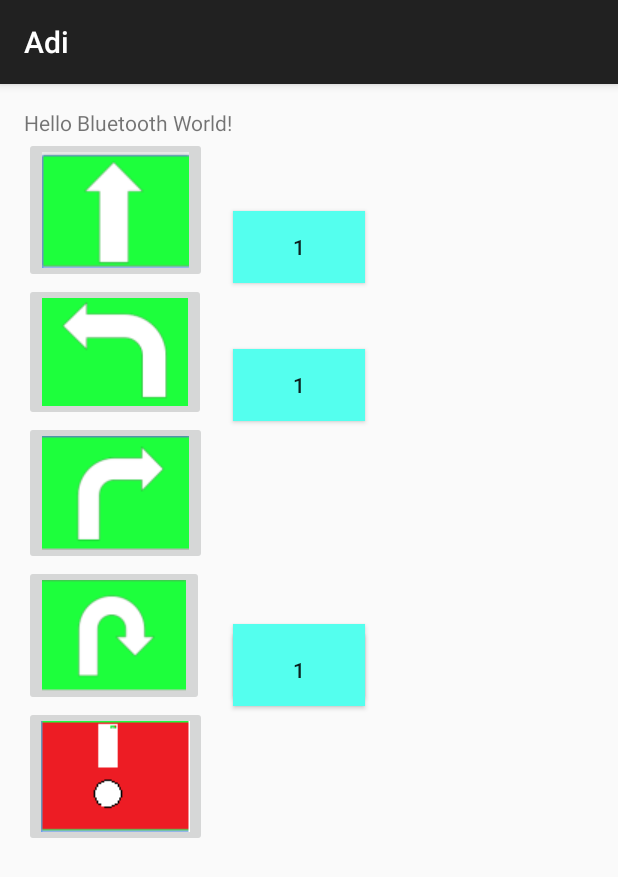
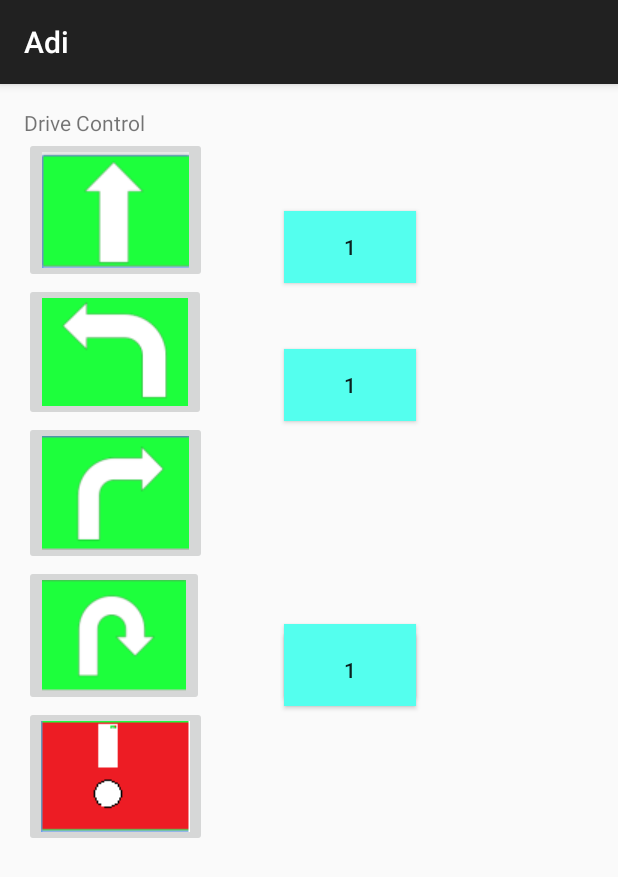
Before and after one commit to amitnjha/Adi, an Android app: the screen it shows after launch (BluetoothActivity), on a phone screen of 412 x 824 dp. Shown: the top 877 px of the screen. Run offline under Robolectric (Android 15) with nearby library versions, the phone set to English and light mode, and no system bars; 1 statement that could not run was skipped.

Commit message:
Reset Android project after test on Galaxy S3 and Nexus 6P

```diff
--- a/Android/Adi/app/build.gradle
+++ b/Android/Adi/app/build.gradle
@@ -1,13 +1,13 @@
 apply plugin: 'com.android.application'
 
 android {
-    compileSdkVersion 23
-    buildToolsVersion "23.0.2"
+    compileSdkVersion 21
+    buildToolsVersion "21.1.2"
 
     defaultConfig {
         applicationId "edu.wustl.cse436.adi"
         minSdkVersion 15
-        targetSdkVersion 23
+        targetSdkVersion 21
         versionCode 1
         versionName "1.0"
     }
--- a/Android/Adi/app/src/main/res/layout/activity_bluetooth.xml
+++ b/Android/Adi/app/src/main/res/layout/activity_bluetooth.xml
@@ -55,10 +55,12 @@
         android:layout_height="wrap_content"
         android:text="1"
         android:id="@+id/forwardStepper"
-        android:layout_toRightOf="@+id/textView"
-        android:layout_toEndOf="@+id/textView"
         android:background="#ff54ffee"
-        android:layout_alignBottom="@+id/forwardButton" />
+        android:layout_alignBottom="@+id/forwardButton"
+        android:layout_toRightOf="@+id/forwardButton"
+        android:layout_toEndOf="@+id/forwardButton"
+        android:layout_marginLeft="51dp"
+        android:layout_marginStart="51dp" />
 
     <Button
         android:layout_width="wrap_content"
@@ -66,10 +68,9 @@
         android:text="1"
         android:id="@+id/leftStepper"
         android:background="#ff54ffee"
-        android:layout_toRightOf="@+id/textView"
         android:layout_above="@+id/rightButton"
-        android:layout_alignRight="@+id/forwardStepper"
-        android:layout_alignEnd="@+id/forwardStepper" />
+        android:layout_alignLeft="@+id/forwardStepper"
+        android:layout_alignStart="@+id/forwardStepper" />
 
     <Button
         android:layout_width="wrap_content"
--- a/Android/Adi/app/src/main/res/values/strings.xml
+++ b/Android/Adi/app/src/main/res/values/strings.xml
@@ -2,7 +2,7 @@
 <resources>
 
     <string name="app_name">Adi</string>
-    <string name="hello_world">Hello Bluetooth World!</string>
+    <string name="hello_world">Drive Control</string>
     <string name="action_settings">Settings</string>
     <string name="leftButtonClicked"></string>
     <string name="title_activity_main">MainActivity</string>
--- a/Android/Adi/build.gradle
+++ b/Android/Adi/build.gradle
@@ -5,7 +5,7 @@ buildscript {
         jcenter()
     }
     dependencies {
-        classpath 'com.android.tools.build:gradle:1.5.0'
+        classpath 'com.android.tools.build:gradle:1.0.0'
 
         // NOTE: Do not place your application dependencies here; they belong
         // in the individual module build.gradle files
```
Also changed, not shown: Android/Adi/gradle/wrapper/gradle-wrapper.properties, 1 other file.
